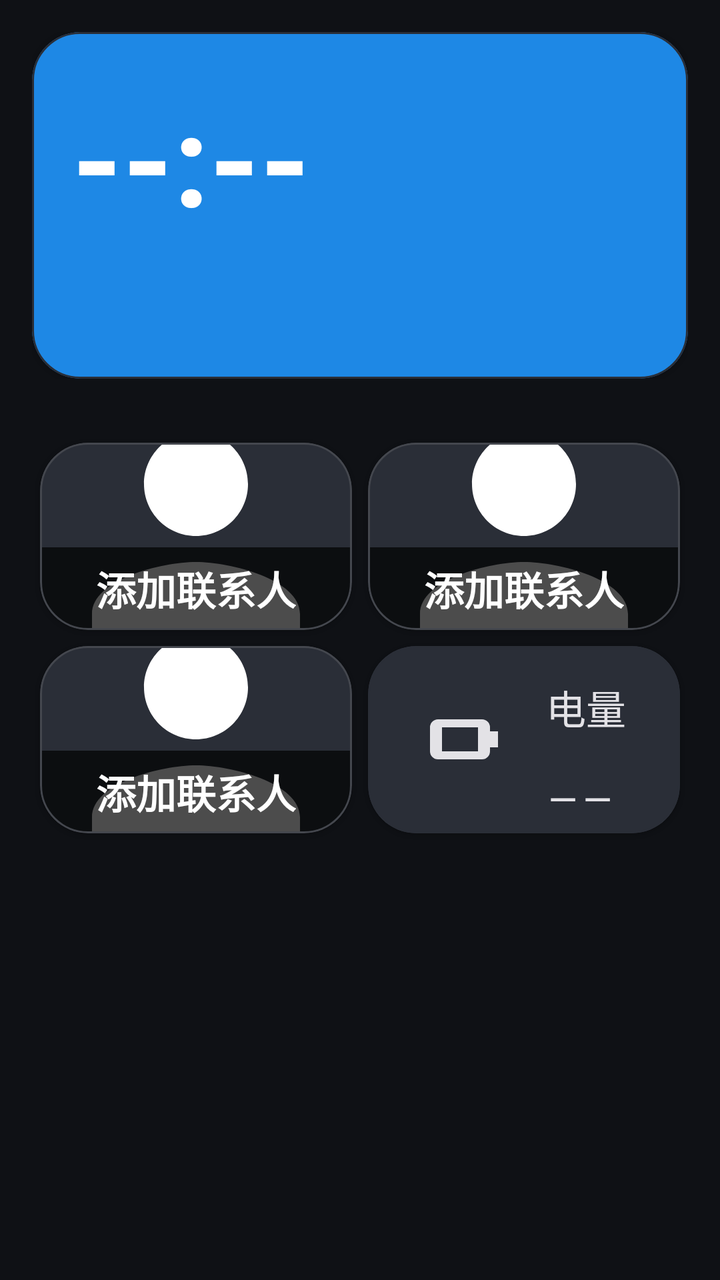
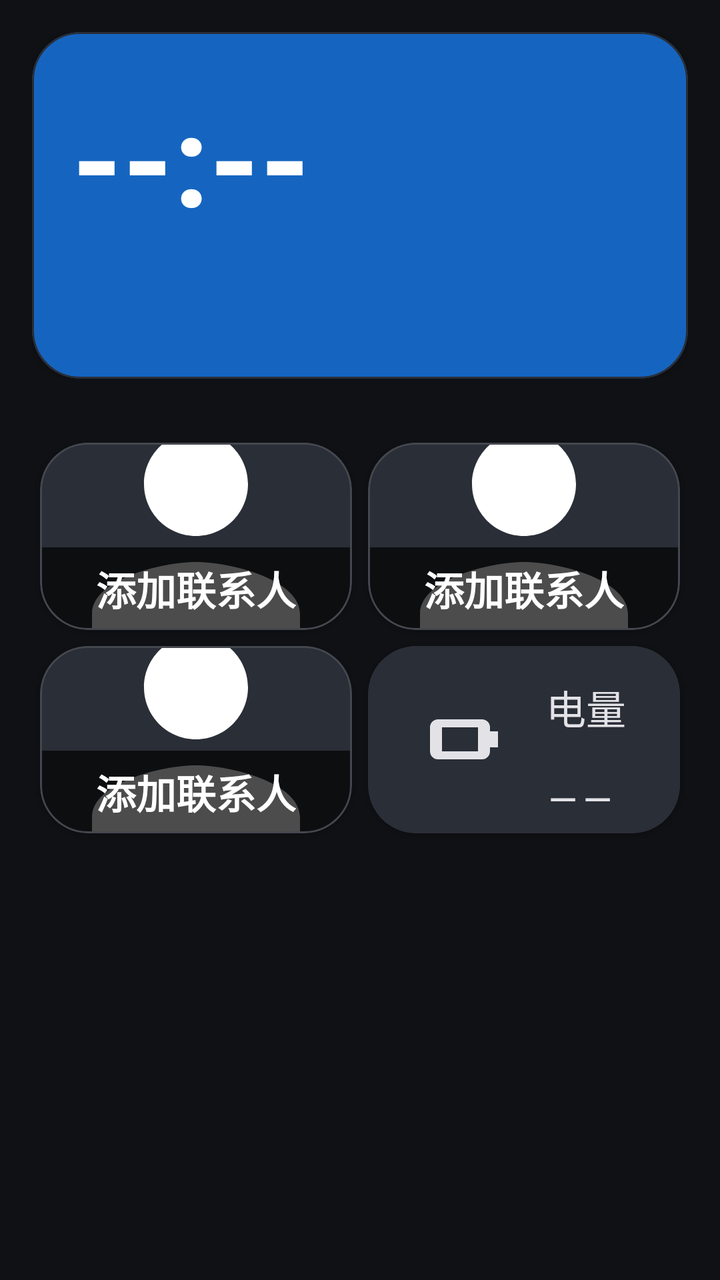

Screens rendered from an Android XML layout before and after an edit, with the pre-edit source and the edit as a unified diff.
<!-- AndroidManifest.xml: application theme Theme.ElderLauncher -->
<!-- res/layout/activity_home.xml -->
<?xml version="1.0" encoding="utf-8"?>
<LinearLayout xmlns:android="http://schemas.android.com/apk/res/android"
    xmlns:app="http://schemas.android.com/apk/res-auto"
    android:orientation="vertical"
    android:padding="16dp"
    android:background="?android:colorBackground"
    android:layout_width="match_parent"
    android:layout_height="match_parent">

    
    <FrameLayout
        android:layout_width="match_parent"
        android:layout_height="wrap_content"
        android:layout_marginBottom="14dp">

        <com.google.android.material.card.MaterialCardView
            android:id="@+id/cardTime"
            android:layout_width="match_parent"
            android:layout_height="wrap_content"
            app:cardBackgroundColor="@color/colorTimeCard"
            app:cardCornerRadius="24dp"
            app:cardElevation="1dp"
            app:contentPadding="20dp">

            <LinearLayout
                android:id="@+id/timeBlock"
                android:orientation="vertical"
                android:layout_width="match_parent"
                android:layout_height="wrap_content"
                android:paddingEnd="56dp">

                <TextView
                    android:id="@+id/tvTime"
                    android:layout_width="wrap_content"
                    android:layout_height="wrap_content"
                    android:text="--:--"
                    android:textSize="64sp"
                    android:textStyle="bold"
                    android:textColor="@android:color/white" />

                <TextView
                    android:id="@+id/tvDate"
                    android:layout_width="wrap_content"
                    android:layout_height="wrap_content"
                    android:text=""
                    android:textSize="18sp"
                    android:textColor="@android:color/white"
                    android:layout_marginTop="2dp" />

                <TextView
                    android:id="@+id/tvLunar"
                    android:layout_width="wrap_content"
                    android:layout_height="wrap_content"
                    android:text=""
                    android:textSize="16sp"
                    android:textColor="@android:color/white" />
            </LinearLayout>
        </com.google.android.material.card.MaterialCardView>

        
        <ImageButton
            android:id="@+id/btnSettings"
            android:layout_width="56dp"
            android:layout_height="56dp"
            android:layout_gravity="top|end"
            android:src="@drawable/ic_settings"
            android:background="?attr/selectableItemBackgroundBorderless"
            app:tint="@android:color/white"
            android:contentDescription="@string/home_settings"
            android:scaleType="centerInside" />
    </FrameLayout>

    
    <GridLayout
        android:id="@+id/gridContacts"
        android:layout_width="match_parent"
        android:layout_height="0dp"
        android:layout_weight="1"
        android:columnCount="2"
        android:rowCount="2"
        android:useDefaultMargins="true"
        android:layout_marginTop="14dp">

        <com.google.android.material.card.MaterialCardView
            android:id="@+id/cardContact1"
            style="@style/ContactCard">
            <FrameLayout
                android:layout_width="match_parent"
                android:layout_height="match_parent">
                <com.google.android.material.imageview.ShapeableImageView
                    android:id="@+id/imgAvatar1"
                    android:layout_width="match_parent"
                    android:layout_height="match_parent"
                    android:scaleType="centerCrop"
                    android:src="@drawable/ic_person"
                    app:shapeAppearanceOverlay="@style/AvatarRounded" />
                <LinearLayout
                    android:id="@+id/nameBox1"
                    android:layout_width="match_parent"
                    android:layout_height="wrap_content"
                    android:layout_gravity="bottom"
                    android:background="#B3000000"
                    android:gravity="center"
                    android:padding="6dp">
                    <TextView
                        android:id="@+id/tvName1"
                        android:layout_width="wrap_content"
                        android:layout_height="wrap_content"
                        android:text="@string/contact_add"
                        android:textSize="20sp"
                        android:textStyle="bold"
                        android:textColor="@android:color/white"
                        android:ellipsize="end"
                        android:maxLines="1" />
                </LinearLayout>
            </FrameLayout>
        </com.google.android.material.card.MaterialCardView>

        <com.google.android.material.card.MaterialCardView
            android:id="@+id/cardContact2"
            style="@style/ContactCard">
            <FrameLayout
                android:layout_width="match_parent"
                android:layout_height="match_parent">
                <com.google.android.material.imageview.ShapeableImageView
                    android:id="@+id/imgAvatar2"
                    android:layout_width="match_parent"
                    android:layout_height="match_parent"
                    android:scaleType="centerCrop"
                    android:src="@drawable/ic_person"
                    app:shapeAppearanceOverlay="@style/AvatarRounded" />
                <LinearLayout
                    android:id="@+id/nameBox2"
                    android:layout_width="match_parent"
                    android:layout_height="wrap_content"
                    android:layout_gravity="bottom"
                    android:background="#B3000000"
                    android:gravity="center"
                    android:padding="6dp">
                    <TextView
                        android:id="@+id/tvName2"
                        android:layout_width="wrap_content"
                        android:layout_height="wrap_content"
                        android:text="@string/contact_add"
                        android:textSize="20sp"
                        android:textStyle="bold"
                        android:textColor="@android:color/white"
                        android:ellipsize="end"
                        android:maxLines="1" />
                </LinearLayout>
            </FrameLayout>
        </com.google.android.material.card.MaterialCardView>

        <com.google.android.material.card.MaterialCardView
            android:id="@+id/cardContact3"
            style="@style/ContactCard">
            <FrameLayout
                android:layout_width="match_parent"
                android:layout_height="match_parent">
                <com.google.android.material.imageview.ShapeableImageView
                    android:id="@+id/imgAvatar3"
                    android:layout_width="match_parent"
                    android:layout_height="match_parent"
                    android:scaleType="centerCrop"
                    android:src="@drawable/ic_person"
                    app:shapeAppearanceOverlay="@style/AvatarRounded" />
                <LinearLayout
                    android:id="@+id/nameBox3"
                    android:layout_width="match_parent"
                    android:layout_height="wrap_content"
                    android:layout_gravity="bottom"
                    android:background="#B3000000"
                    android:gravity="center"
                    android:padding="6dp">
                    <TextView
                        android:id="@+id/tvName3"
                        android:layout_width="wrap_content"
                        android:layout_height="wrap_content"
                        android:text="@string/contact_add"
                        android:textSize="20sp"
                        android:textStyle="bold"
                        android:textColor="@android:color/white"
                        android:ellipsize="end"
                        android:maxLines="1" />
                </LinearLayout>
            </FrameLayout>
        </com.google.android.material.card.MaterialCardView>

        
        <com.google.android.material.card.MaterialCardView
            android:id="@+id/cardBattery"
            android:layout_width="0dp"
            android:layout_height="0dp"
            android:layout_columnWeight="1"
            android:layout_rowWeight="1"
            app:cardBackgroundColor="@color/colorBatteryNormalBg"
            app:cardCornerRadius="24dp"
            app:cardElevation="1dp"
            app:contentPadding="16dp">

            <LinearLayout
                android:orientation="horizontal"
                android:gravity="center_vertical|center_horizontal"
                android:layout_width="match_parent"
                android:layout_height="match_parent">

                <ImageView
                    android:id="@+id/imgBattery"
                    android:layout_width="48dp"
                    android:layout_height="48dp"
                    android:src="@drawable/ic_battery"
                    app:tint="@color/colorBatteryNormalFg" />

                <LinearLayout
                    android:orientation="vertical"
                    android:layout_width="wrap_content"
                    android:layout_height="wrap_content"
                    android:layout_marginStart="14dp">
                    <TextView
                        android:id="@+id/tvBatteryLabel"
                        android:layout_width="wrap_content"
                        android:layout_height="wrap_content"
                        android:text="@string/home_battery"
                        android:textSize="20sp"
                        android:textColor="@color/colorBatteryNormalFg" />
                    <TextView
                        android:id="@+id/tvBattery"
                        android:layout_width="wrap_content"
                        android:layout_height="wrap_content"
                        android:text="--"
                        android:textSize="44sp"
                        android:textStyle="bold"
                        android:textColor="@color/colorBatteryNormalFg" />
                </LinearLayout>
            </LinearLayout>
        </com.google.android.material.card.MaterialCardView>
    </GridLayout>

    
    <View
        android:layout_width="match_parent"
        android:layout_height="0dp"
        android:layout_weight="1" />
</LinearLayout>
<!-- resources referenced by this layout -->
<resources>
  <color name="colorBatteryNormalBg">#2A2E37</color>
  <color name="colorBatteryNormalFg">#E3E2E6</color>
  <color name="colorTimeCard">#1E88E5</color>
  <!-- drawable ic_battery (drawable) -->
  <vector xmlns:android="http://schemas.android.com/apk/res/android"
      android:width="48dp"
      android:height="48dp"
      android:viewportWidth="24"
      android:viewportHeight="24">
      
      <path
          android:fillColor="#FFFFFF"
          android:fillType="evenOdd"
          android:pathData="M4,7 h11 a2,2 0 0 1 2,2 v6 a2,2 0 0 1 -2,2 h-11 a2,2 0 0 1 -2,-2 v-6 a2,2 0 0 1 2,-2 z M5,9 h9 v6 h-9 z" />
      <path
          android:fillColor="#FFFFFF"
          android:pathData="M17,10 h2 v4 h-2 z" />
  </vector>
  <!-- drawable ic_person (drawable) -->
  <vector xmlns:android="http://schemas.android.com/apk/res/android"
      android:width="56dp"
      android:height="56dp"
      android:viewportWidth="24"
      android:viewportHeight="24">
      <path
          android:fillColor="#FFFFFF"
          android:pathData="M12,12c2.21,0 4,-1.79 4,-4s-1.79,-4 -4,-4 -4,1.79 -4,4 1.79,4 4,4zM12,14c-2.67,0 -8,1.34 -8,4v2h16v-2c0,-2.66 -5.33,-4 -8,-4z" />
  </vector>
  <!-- drawable ic_settings (drawable) -->
  <vector xmlns:android="http://schemas.android.com/apk/res/android"
      android:width="28dp"
      android:height="28dp"
      android:viewportWidth="24"
      android:viewportHeight="24">
      <path
          android:fillColor="#FFFFFF"
          android:pathData="M19.14 12.94c.04-.3.06-.61.06-.94 0-.32-.02-.64-.07-.94l2.03-1.58c.18-.14.23-.41.12-.61l-1.92-3.32c-.12-.22-.37-.29-.59-.22l-2.39.96c-.5-.38-1.03-.7-1.62-.94l-.36-2.54c-.04-.24-.24-.41-.48-.41h-3.84c-.24 0-.43.17-.47.41l-.36 2.54c-.59.24-1.13.57-1.62.94l-2.39-.96c-.22-.08-.47 0-.59.22L2.74 8.87c-.12.21-.08.47.12.61l2.03 1.58c-.05.3-.09.63-.09.94s.02.64.07.94l-2.03 1.58c-.18.14-.23.41-.12.61l1.92 3.32c.12.22.37.29.59.22l2.39-.96c.5.38 1.03.7 1.62.94l.36 2.54c.05.24.24.41.48.41h3.84c.24 0 .44-.17.47-.41l.36-2.54c.59-.24 1.13-.56 1.62-.94l2.39.96c.22.08.47 0 .59-.22l1.92-3.32c.12-.22.07-.49-.12-.61l-2.01-1.58zM12 15.6c-1.98 0-3.6-1.62-3.6-3.6s1.62-3.6 3.6-3.6 3.6 1.62 3.6 3.6-1.62 3.6-3.6 3.6z" />
  </vector>
  <string name="contact_add">添加联系人</string>
  <string name="home_battery">电量</string>
  <string name="home_settings">设置</string>
  <style name="AvatarRounded">
          <item name="cornerFamily">rounded</item>
          <item name="cornerSize">24dp</item>
      </style>
  <color name="colorPrimary">#AEC6FF</color>
  <color name="colorOnPrimary">#0B2F66</color>
  <color name="colorPrimaryContainer">#284786</color>
  <color name="colorOnPrimaryContainer">#D9E2FF</color>
  <color name="colorSecondary">#BEC6DC</color>
  <color name="colorOnSecondary">#283141</color>
  <color name="colorSecondaryContainer">#3E4759</color>
  <color name="colorOnSecondaryContainer">#DAE2F9</color>
  <color name="colorTertiary">#DDBCE4</color>
  <color name="colorOnTertiary">#3F2844</color>
  <color name="colorTertiaryContainer">#573E5C</color>
  <color name="colorOnTertiaryContainer">#FAD8FF</color>
  <color name="colorOnBackground">#E2E2E9</color>
  <color name="colorSurface">#1A1C22</color>
  <color name="colorOnSurface">#E3E2E6</color>
  <color name="colorSurfaceVariant">#2A2E37</color>
  <color name="colorOnSurfaceVariant">#C3C6CF</color>
  <color name="colorSurfaceContainer">#1E2128</color>
  <color name="colorSurfaceContainerHigh">#282C34</color>
  <color name="colorSurfaceContainerHighest">#33373F</color>
  <color name="colorOutline">#44474E</color>
  <color name="colorOutlineVariant">#2A2E37</color>
  <color name="colorError">#FFB4AB</color>
  <color name="colorOnError">#690005</color>
  <color name="colorErrorContainer">#93000A</color>
  <color name="colorOnErrorContainer">#FFDAD6</color>
  <color name="colorBackground">#0F1115</color>
  <!-- unchanged entries left out for length: 2 -->
</resources>

<!-- the commit's change to res/layout/activity_home.xml (unified diff, before → after) -->
@@ -29,14 +29,30 @@
                 android:layout_height="wrap_content"
                 android:paddingEnd="56dp">
 
-                <TextView
-                    android:id="@+id/tvTime"
-                    android:layout_width="wrap_content"
-                    android:layout_height="wrap_content"
-                    android:text="--:--"
-                    android:textSize="64sp"
-                    android:textStyle="bold"
-                    android:textColor="@android:color/white" />
+                <LinearLayout
+                    android:orientation="horizontal"
+                    android:gravity="center_vertical"
+                    android:layout_width="wrap_content"
+                    android:layout_height="wrap_content">
+
+                    <TextView
+                        android:id="@+id/tvTime"
+                        android:layout_width="wrap_content"
+                        android:layout_height="wrap_content"
+                        android:text="--:--"
+                        android:textSize="64sp"
+                        android:textStyle="bold"
+                        android:textColor="@android:color/white" />
+
+                    <TextView
+                        android:id="@+id/tvAmpm"
+                        android:layout_width="wrap_content"
+                        android:layout_height="wrap_content"
+                        android:text=""
+                        android:textSize="22sp"
+                        android:textColor="@android:color/white"
+                        android:layout_marginStart="12dp" />
+                </LinearLayout>
 
                 <TextView
                     android:id="@+id/tvDate"
@@ -63,6 +79,7 @@
             android:layout_width="56dp"
             android:layout_height="56dp"
             android:layout_gravity="top|end"
+            android:layout_margin="6dp"
             android:src="@drawable/ic_settings"
             android:background="?attr/selectableItemBackgroundBorderless"
             app:tint="@android:color/white"
<!-- resource entries referenced after the edit -->
@@ -2,7 +2,7 @@
 <resources>
   <color name="colorBatteryNormalBg">#2A2E37</color>
   <color name="colorBatteryNormalFg">#E3E2E6</color>
-  <color name="colorTimeCard">#1E88E5</color>
+  <color name="colorTimeCard">#1565C0</color>
   <!-- drawable ic_battery (drawable) -->
   <vector xmlns:android="http://schemas.android.com/apk/res/android"
       android:width="48dp"
@@ -34,9 +34,11 @@
       android:height="28dp"
       android:viewportWidth="24"
       android:viewportHeight="24">
-      <path
-          android:fillColor="#FFFFFF"
-          android:pathData="M19.14 12.94c.04-.3.06-.61.06-.94 0-.32-.02-.64-.07-.94l2.03-1.58c.18-.14.23-.41.12-.61l-1.92-3.32c-.12-.22-.37-.29-.59-.22l-2.39.96c-.5-.38-1.03-.7-1.62-.94l-.36-2.54c-.04-.24-.24-.41-.48-.41h-3.84c-.24 0-.43.17-.47.41l-.36 2.54c-.59.24-1.13.57-1.62.94l-2.39-.96c-.22-.08-.47 0-.59.22L2.74 8.87c-.12.21-.08.47.12.61l2.03 1.58c-.05.3-.09.63-.09.94s.02.64.07.94l-2.03 1.58c-.18.14-.23.41-.12.61l1.92 3.32c.12.22.37.29.59.22l2.39-.96c.5.38 1.03.7 1.62.94l.36 2.54c.05.24.24.41.48.41h3.84c.24 0 .44-.17.47-.41l.36-2.54c.59-.24 1.13-.56 1.62-.94l2.39.96c.22.08.47 0 .59-.22l1.92-3.32c.12-.22.07-.49-.12-.61l-2.01-1.58zM12 15.6c-1.98 0-3.6-1.62-3.6-3.6s1.62-3.6 3.6-3.6 3.6 1.62 3.6 3.6-1.62 3.6-3.6 3.6z" />
+      
+      <path android:fillColor="#FFFFFF" android:pathData="M5.5,8 a2.5,2.5 0 1,0 5,0 a2.5,2.5 0 1,0 -5,0 z" />
+      <path android:fillColor="#FFFFFF" android:pathData="M13.5,8 a2.5,2.5 0 1,0 5,0 a2.5,2.5 0 1,0 -5,0 z" />
+      <path android:fillColor="#FFFFFF" android:pathData="M5.5,16 a2.5,2.5 0 1,0 5,0 a2.5,2.5 0 1,0 -5,0 z" />
+      <path android:fillColor="#FFFFFF" android:pathData="M13.5,16 a2.5,2.5 0 1,0 5,0 a2.5,2.5 0 1,0 -5,0 z" />
   </vector>
   <string name="contact_add">添加联系人</string>
   <string name="home_battery">电量</string>
